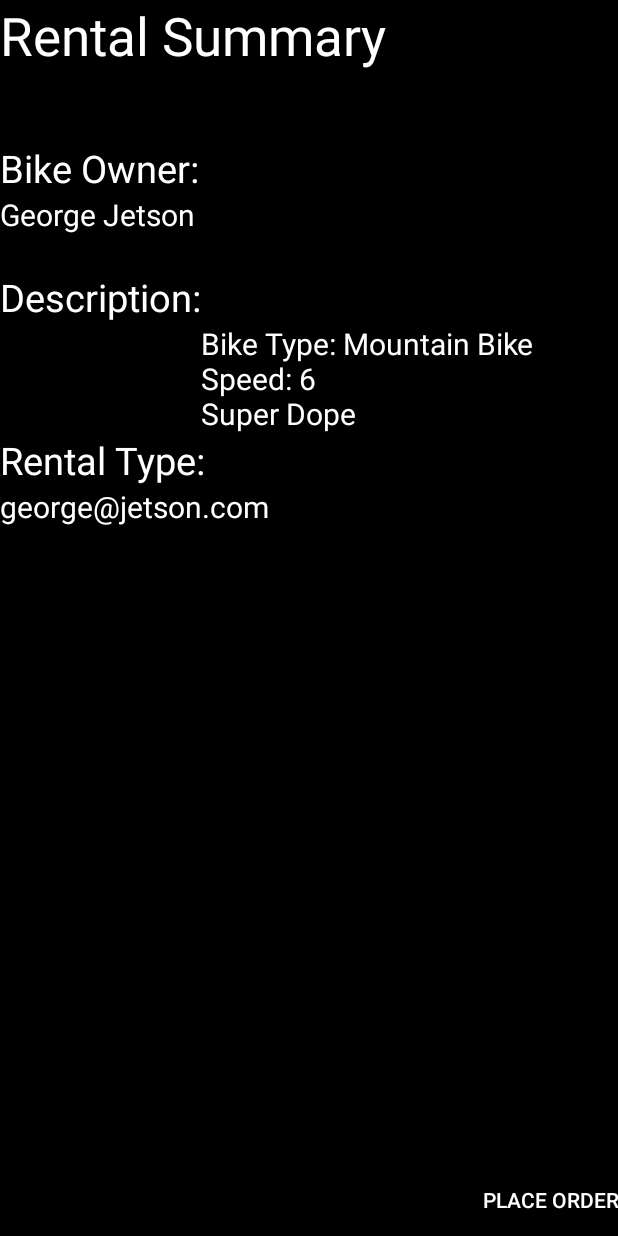
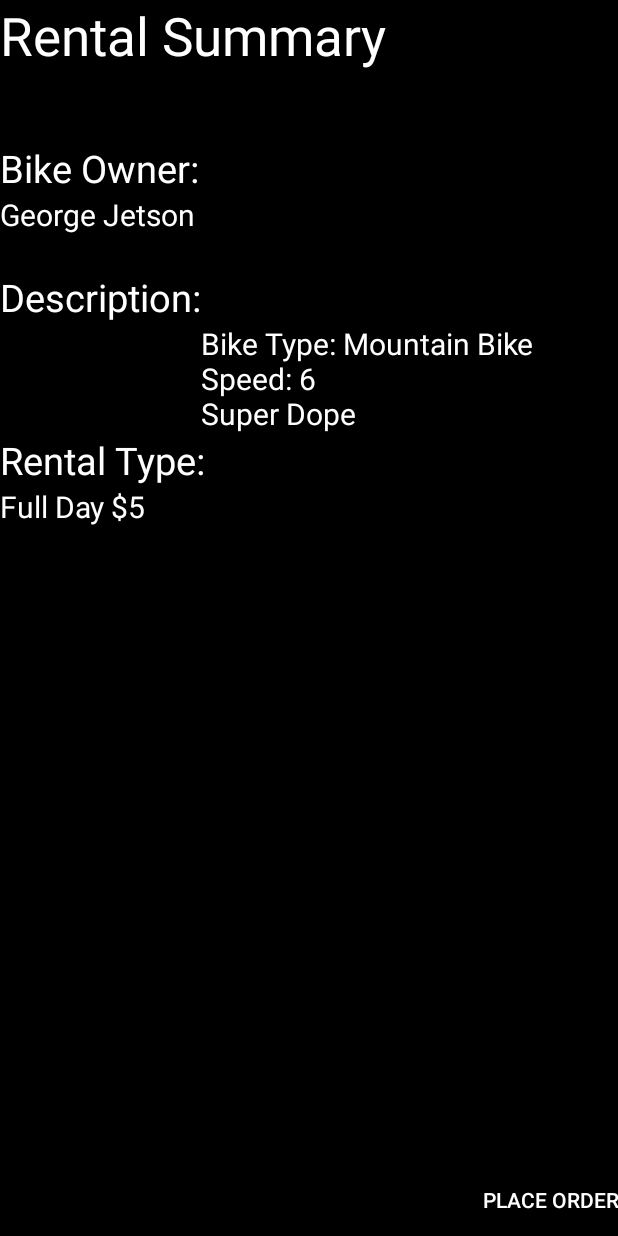
Before and after one commit to pierater/ubermybike, an Android app: the rentalConfirmation screen opened directly, with no data from a screen before it, on a phone screen of 412 x 824 dp. Run offline under Robolectric (Android 15) with nearby library versions, the phone set to English and light mode, and no system bars.

Commit message:
Updated name

```diff
--- a/app/src/main/java/com/example/idk/myuber/MapsActivity.java
+++ b/app/src/main/java/com/example/idk/myuber/MapsActivity.java
@@ -116,6 +116,7 @@ public class MapsActivity extends Fragment {
 
         Log.v("Map","maleMaerler" );
 
+        mMap.clear();
         JSONArray array = new JSONArray();
         Log.v("Map", "hasf");
         String[][] coordinates = bikes.getCoordinates();
--- a/app/src/main/java/com/example/idk/myuber/PostBike2.java
+++ b/app/src/main/java/com/example/idk/myuber/PostBike2.java
@@ -27,7 +27,7 @@ public class PostBike2 extends Activity implements View.OnClickListener{
     static Httpget post = new Httpget();
     static JSONObject postobj = new JSONObject();
     static AsyncTask<String, Void, JSONArray> task = post.new newBike();
-    static String[] data ={"2", "36.999951","-122.054", "5"};//0 owner#, lat, long, rating
+    static String[] data ={"2", "36.9998","-122.0546", "5"};//0 owner#, lat, long, rating
     static Context context = null;
 
 
@@ -60,7 +60,7 @@ public class PostBike2 extends Activity implements View.OnClickListener{
     public void onClick(View v){
         switch (v.getId()) {
             case R.id.post_bike_post_button:
-                task.execute("2", "36.999951","-122.054", "5");
+                task.execute("2", "36.99993","-122.0543", "5");
                 Log.v("Task", "here");
                 break;
         }
--- a/app/src/main/res/layout/activity_rental_confirmation.xml
+++ b/app/src/main/res/layout/activity_rental_confirmation.xml
@@ -80,7 +80,7 @@
     <TextView
         android:layout_width="wrap_content"
         android:layout_height="wrap_content"
-        android:text="george@jetson.com"
+        android:text="Full Day $5"
         android:id="@+id/rental_type_info"
         android:layout_below="@+id/rental_type_textview"
         android:layout_alignParentStart="true"
```
